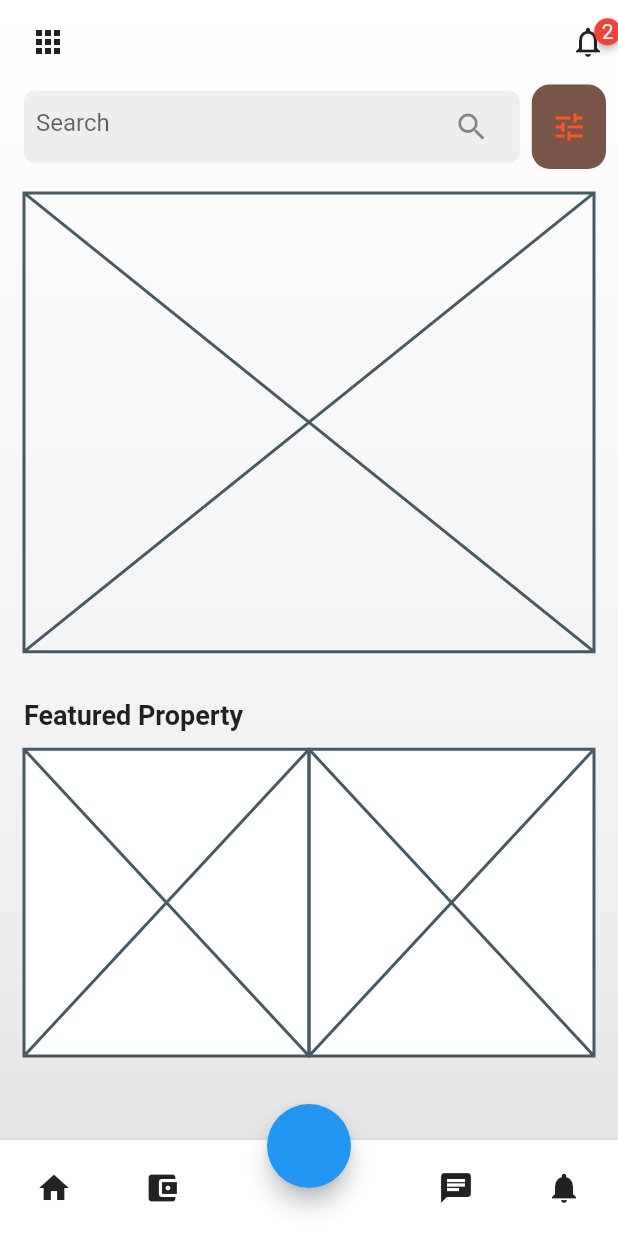
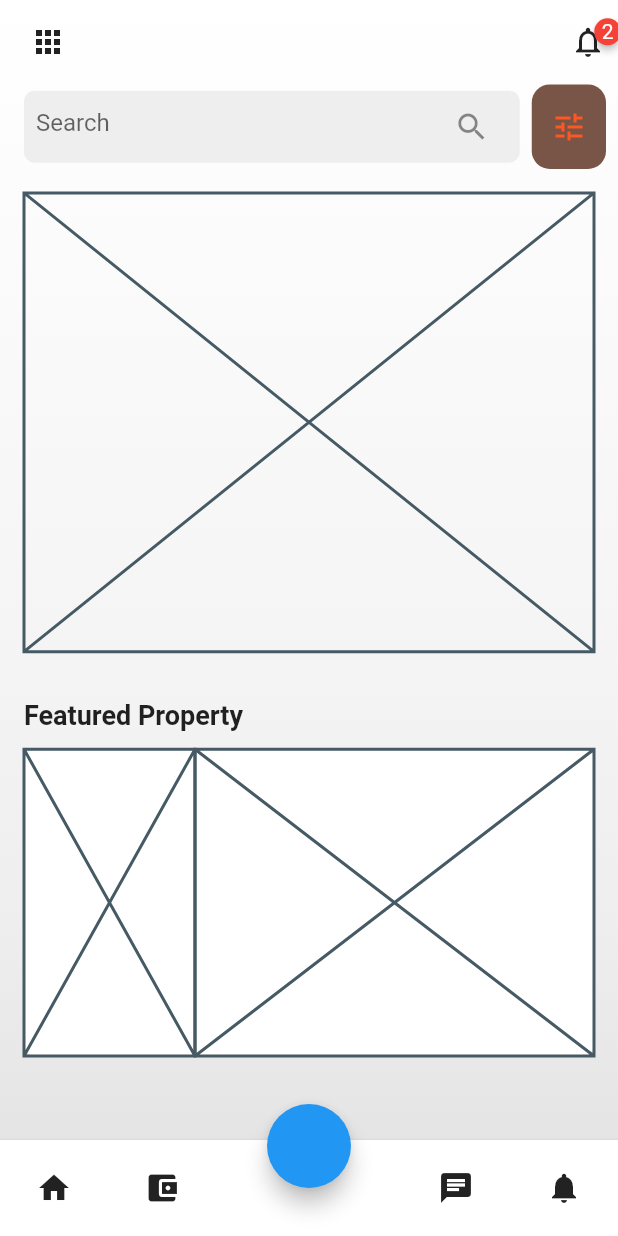
Before and after one commit to JAICHANGPARK/flutter_notebook_11th_story, a Flutter app: the screen it shows after launch, on a phone screen of 412 x 824 dp. Run offline on Flutter 3.47's test engine with Material 2 defaults, Android fonts, the phone set to English and light mode, and no system bars; drawn by our look-alikes of badges; our stand-ins replace backdrop, flutter_inner_drawer, flutter_slidable, flutter_swiper, google_fonts.

Commit message:
Update real_estate_home_page.dart

```diff
--- a/lib/ep731_real_estate_app/ui/real_estate_home_page.dart
+++ b/lib/ep731_real_estate_app/ui/real_estate_home_page.dart
@@ -175,8 +175,8 @@ class _RealEstateHomePageState extends State<RealEstateHomePage> {
                                 ),
                                 child: Row(
                                   children: [
-                                    Expanded(child: Placeholder()),
-                                    Expanded(child: Placeholder()),
+                                    Expanded(child: Placeholder(), flex: 3,),
+                                    Expanded(child: Placeholder(), flex: 7,),
                                   ],
                                 ),
                               ),
```
